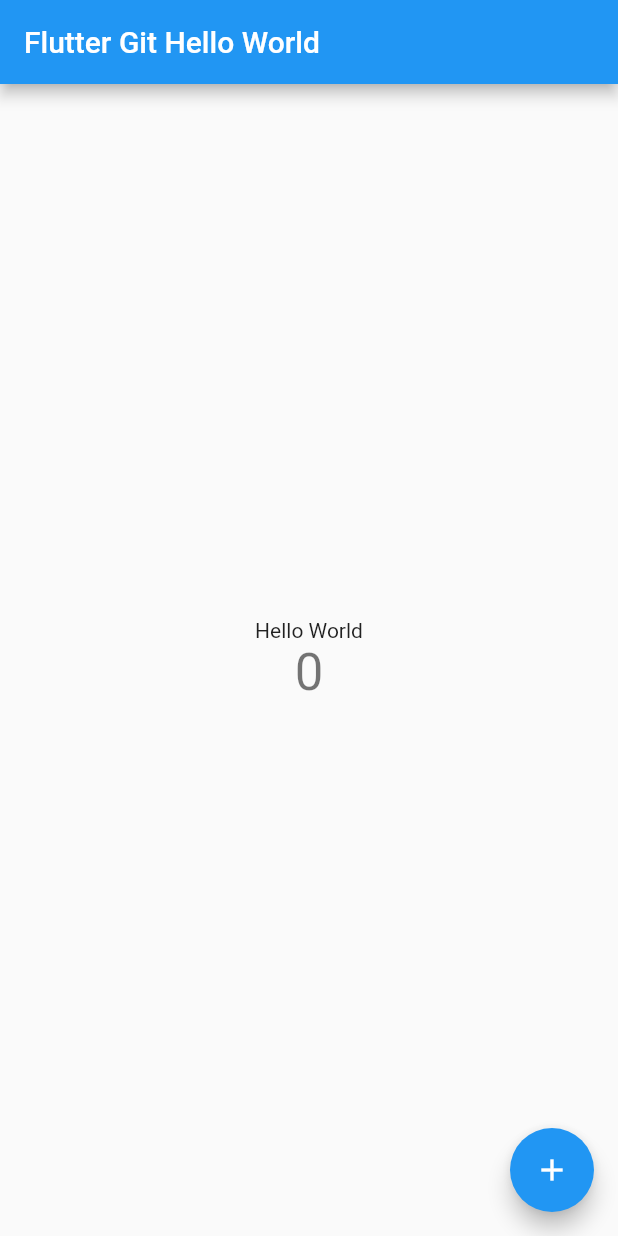
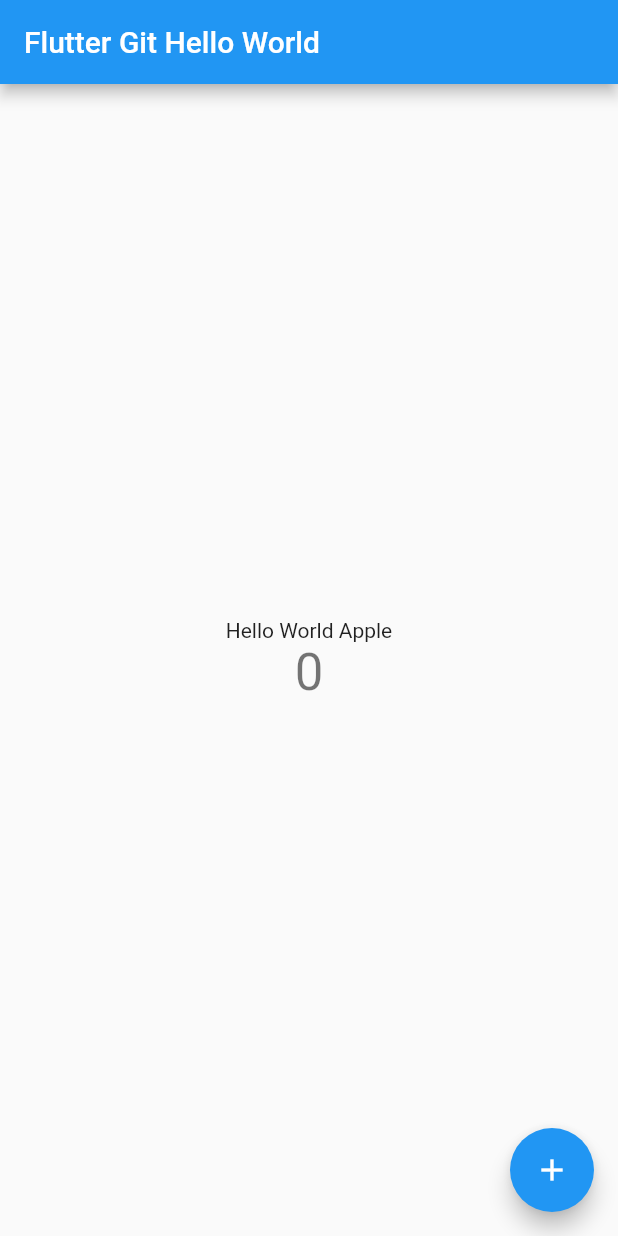
Before and after one commit to SpeedyVV/git_hello_world_proejct, a Flutter app: the screen it shows after launch, on a phone screen of 412 x 824 dp. Run offline on Flutter 3.47's test engine with Material 2 defaults, Android fonts, the phone set to English and light mode, and no system bars.

```diff
--- a/lib/main.dart
+++ b/lib/main.dart
@@ -90,7 +90,7 @@ class _MyHomePageState extends State<MyHomePage> {
           mainAxisAlignment: MainAxisAlignment.center,
           children: <Widget>[
             new Text(
-              'Hello World',
+              'Hello World Apple',
             ),
             new Text(
               '$_counter',
```
